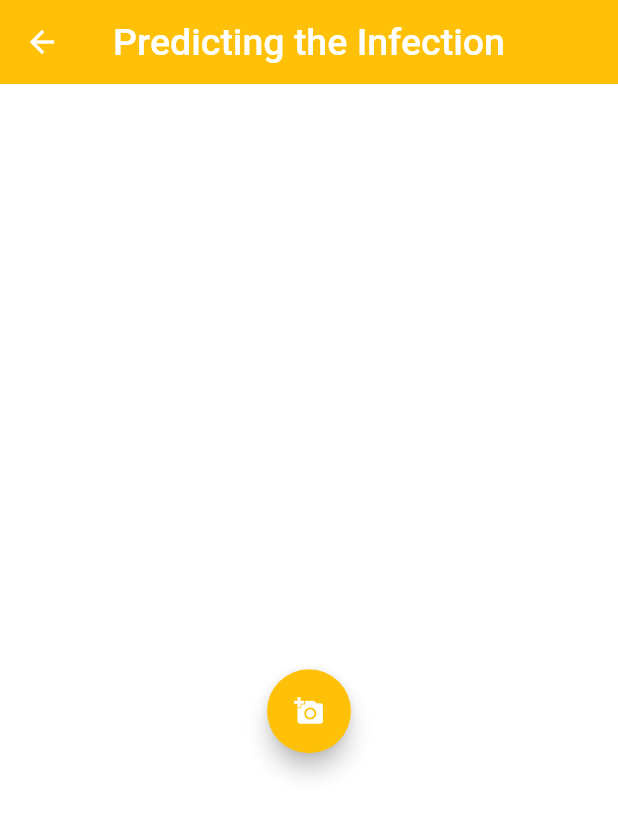
After one commit to Sri-Vidya-N/Doc-Connect, a Flutter app: the Tensorflow screen opened by its route, on a phone screen of 412 x 824 dp. The commit adds this screen. Shown: the top 816 px of the screen. Run offline on Flutter 3.47's test engine with Material 2 defaults, Android fonts, the phone set to English and light mode, and no system bars; our stand-ins replace carousel_slider, cloud_firestore, firebase_auth, firebase_core, flutter_icons, flutter_tabler_icons and 7 more; missing offline and left inert: quick_actions, tflite; accounts and stored records are empty.

Commit message:
Updated Files

```diff
--- /dev/null
+++ b/assets/labels.txt
@@ -0,0 +1,4 @@
+0 NORMAL
+1 COVID 19
+2 PNEUMONIA
+3 TB
--- a/lib/carouselSlider.dart
+++ b/lib/carouselSlider.dart
@@ -32,10 +32,7 @@ class Carouselslider extends StatelessWidget {
             child: GestureDetector(
               onTap: () {
                 index == 0
-                    ? Navigator.push(context,
-                        MaterialPageRoute(builder: (BuildContext context) {
-                        return Disease();
-                      }))
+                    ? Navigator.pushNamed(context, '/Tensorflow')
                     : Navigator.push(context,
                         MaterialPageRoute(builder: (BuildContext context) {
                         return DiseaseDetail(disease: 'Covid-19');
--- a/lib/model/bannerModel.dart
+++ b/lib/model/bannerModel.dart
@@ -10,7 +10,7 @@ class BannerModel {
 
 List<BannerModel> bannerCards = [
   new BannerModel(
-      "Check Disease",
+      "Check Infection",
       [
         Color(0xffa1d4ed),
         Color(0xffc0eaff),
--- a/lib/model/cardModel.dart
+++ b/lib/model/cardModel.dart
@@ -11,8 +11,8 @@ class CardModel {
 }
 
 List<CardModel> cards = [
+  new CardModel("Pulmonologist", 0xFF5c6bc0, Icons.coronavirus_rounded),
   new CardModel("Cardiologist", 0xFFec407a, FlutterIcons.heart_ant),
-  new CardModel("Dentist", 0xFF5c6bc0, FlutterIcons.tooth_mco),
   new CardModel("Eye Special", 0xFFfbc02d, TablerIcons.eye),
   new CardModel("Orthopaedic", 0xFF1565C0, Icons.wheelchair_pickup_sharp),
   new CardModel("Paediatrician", 0xFF2E7D32, FlutterIcons.baby_faw5s),
--- a/lib/screens/disease.dart
+++ b/lib/screens/disease.dart
@@ -80,7 +80,7 @@ class _DiseaseState extends State<Disease> {
                                   ),
                                 ),
                                 Text(
-                                  document['Symtomps'],
+                                  document['Symptoms'],
                                   style: GoogleFonts.lato(
                                       fontSize: 14, color: Colors.black54),
                                 ),
--- a/lib/screens/diseasedetail.dart
+++ b/lib/screens/diseasedetail.dart
@@ -108,7 +108,7 @@ class _DiseaseDetailState extends State<DiseaseDetail> {
                               crossAxisAlignment: CrossAxisAlignment.start,
                               children: [
                                 Text(
-                                  'Symtomps',
+                                  'Symptoms',
                                   style: GoogleFonts.lato(
                                       color: Colors.black87,
                                       fontSize: 20,
@@ -119,7 +119,7 @@ class _DiseaseDetailState extends State<DiseaseDetail> {
                                   height: 15,
                                 ),
                                 Text(
-                                  document['Symtomps'],
+                                  document['Symptoms'],
                                   style: GoogleFonts.lato(
                                     color: Colors.black54,
                                     fontSize: 18,
--- /dev/null
+++ b/lib/screens/tensorflow.dart
@@ -0,0 +1,129 @@
+import 'dart:io';
+import 'package:flutter/material.dart';
+import 'package:image_picker/image_picker.dart';
+import 'package:tflite/tflite.dart';
+
+class Tensorflow extends StatefulWidget {
+  @override
+  _TensorflowState createState() => _TensorflowState();
+}
+
+class _TensorflowState extends State<Tensorflow> {
+  List _outputs;
+  File _image;
+  bool _loading = false;
+
+  @override
+  void initState() {
+    super.initState();
+    _loading = true;
+
+    loadModel().then((value) {
+      setState(() {
+        _loading = false;
+      });
+    });
+  }
+
+  loadModel() async {
+    await Tflite.loadModel(
+      model: "assets/model_unquant.tflite",
+      labels: "assets/labels.txt",
+      numThreads: 1,
+    );
+  }
+
+  classifyImage(File image) async {
+    var output = await Tflite.runModelOnImage(
+        path: image.path,
+        imageMean: 0.0,
+        imageStd: 255.0,
+        numResults: 2,
+        threshold: 0.2,
+        asynch: true);
+    setState(() {
+      _loading = false;
+      _outputs = output;
+    });
+  }
+
+  @override
+  void dispose() {
+    Tflite.close();
+    super.dispose();
+  }
+
+  pickImage() async {
+    var image = await ImagePicker.pickImage(source: ImageSource.gallery);
+    if (image == null) return null;
+    setState(() {
+      _loading = true;
+      _image = image;
+    });
+    classifyImage(_image);
+  }
+
+  @override
+  Widget build(BuildContext context) {
+    return Scaffold(
+      appBar: AppBar(
+        centerTitle: true,
+        title: Text(
+          "Predicting the Infection",
+          style: TextStyle(color: Colors.white, fontSize: 25),
+        ),
+        backgroundColor: Colors.amber,
+        elevation: 0,
+      ),
+      body: Container(
+        color: Colors.white,
+        child: Column(
+          mainAxisAlignment: MainAxisAlignment.center,
+          children: <Widget>[
+            _loading
+                ? Container(
+                    height: 300,
+                    width: 300,
+                  )
+                : Container(
+                    margin: EdgeInsets.all(20),
+                    width: MediaQuery.of(context).size.width,
+                    child: Column(
+                      crossAxisAlignment: CrossAxisAlignment.center,
+                      mainAxisAlignment: MainAxisAlignment.center,
+                      children: <Widget>[
+                        _image == null ? Container() : Image.file(_image),
+                        SizedBox(
+                          height: 20,
+                        ),
+                        _image == null
+                            ? Container()
+                            : _outputs != null
+                                ? Text(
+                                    _outputs[0]["label"],
+                                    style: TextStyle(
+                                        color: Colors.black, fontSize: 20),
+                                  )
+                                : Container(child: Text(""))
+                      ],
+                    ),
+                  ),
+            SizedBox(
+              height: MediaQuery.of(context).size.height * 0.01,
+            ),
+            FloatingActionButton(
+              tooltip: 'Pick Image',
+              onPressed: pickImage,
+              child: Icon(
+                Icons.add_a_photo,
+                size: 20,
+                color: Colors.white,
+              ),
+              backgroundColor: Colors.amber,
+            ),
+          ],
+        ),
+      ),
+    );
+  }
+}
```
Also changed, not shown: lib/main.dart (+11 -1 lines), lib/screens/forgot_password_screen.dart (added, +146 -0 lines), lib/screens/register.dart (+1 -16 lines), lib/screens/signIn.dart (+10 -21 lines), pubspec.yaml (+35 -4 lines), pubspec.lock, 2 other files.
